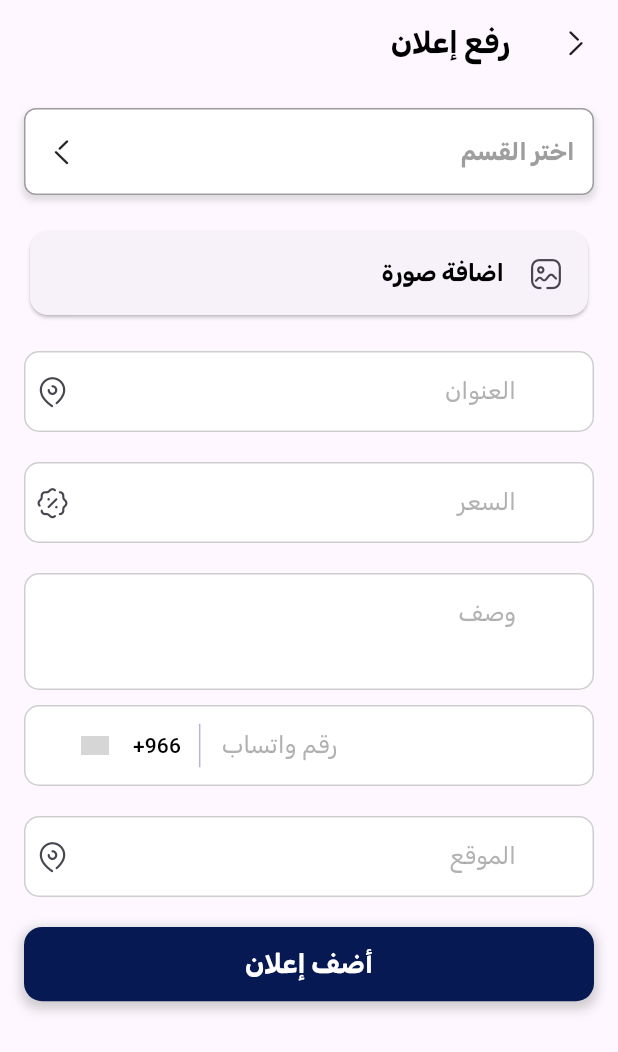
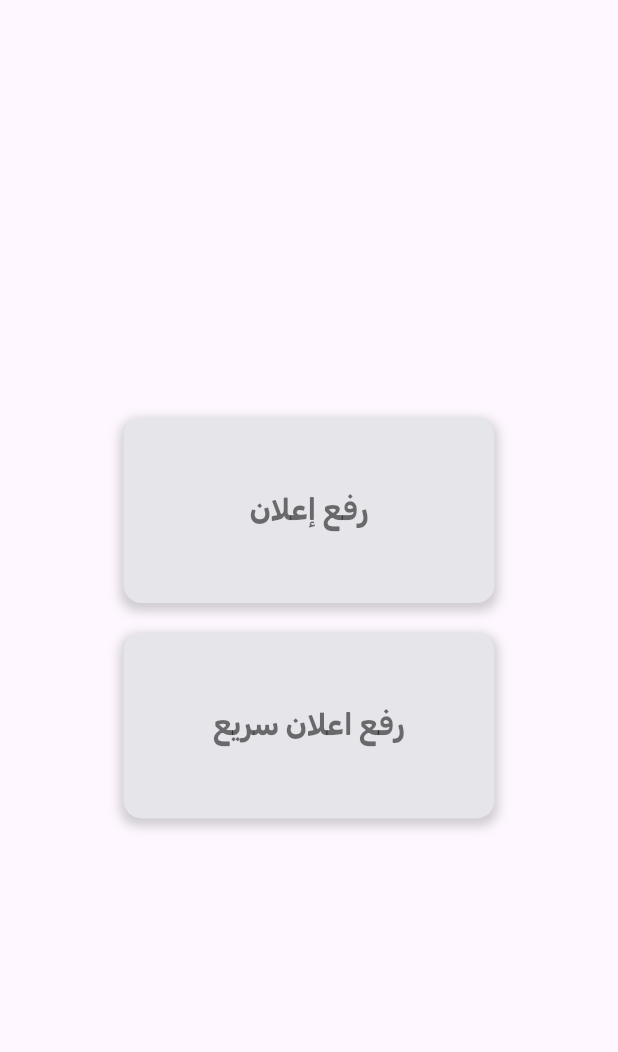
Before and after one commit to ibrahim-atef/sell-buy-app, a Flutter app: the MainLayoutScreen screen opened by its route, item 3 of the bottom bar chosen, on a phone screen of 412 x 824 dp. Shown: the top 1052 px of the screen. Run offline on Flutter 3.47's test engine with Material 3 defaults, Android fonts, the phone set to English and light mode, and no system bars; drawn by our look-alikes of country_code_picker; our stand-ins replace cloud_firestore, firebase_auth, firebase_core, firebase_messaging, firebase_storage, flutter_svg and 6 more; accounts and stored records are empty; grey boxes are pictures that could not be loaded.

Commit message:
maintain collection routes and its docs  and create  create_comercial_ad_screen

```diff
--- a/lib/Controllers/create_ad_controller.dart
+++ b/lib/Controllers/create_ad_controller.dart
@@ -221,7 +221,7 @@ class CreateAdController extends GetxController {
       }
       // Upload the ad to Firestore
       await FirebaseFirestore.instance
-          .collection(selectedCategoryId!)
+          .collection(selectedCategoryId!).doc(usersAddsCollectionKey).collection(usersAddsCollectionKey)
           .doc(ad.id)
           .set(ad.toJson());
 
--- a/lib/Controllers/home_controller.dart
+++ b/lib/Controllers/home_controller.dart
@@ -74,7 +74,7 @@ class HomeController extends GetxController {
       // Assuming you have a collection for ads per category
       final adsSnapshot = await FirebaseFirestore.instance
           .collection(
-              categoryId) // Adjust 'ads' if the sub-collection name is different
+              categoryId).doc(usersAddsCollectionKey).collection(usersAddsCollectionKey) // Adjust 'ads' if the sub-collection name is different
           .get();
 
       // Loop through ads in the snapshot
--- a/lib/Controllers/main_layout_controller.dart
+++ b/lib/Controllers/main_layout_controller.dart
@@ -9,6 +9,7 @@ import '../../View/Screens/MainLayoutScreens/Commercial/commercial_screen.dart';
 import '../../View/Screens/MainLayoutScreens/Profile/profile_screen.dart';
 import '../Routes/routes.dart';
 import '../Utilities/my_strings.dart';
+import '../View/Screens/MainLayoutScreens/CreateAd/select_type_of_screen.dart';
 
 class MainLayoutController extends GetxController {
   int currentIndex = 0;
@@ -17,7 +18,7 @@ class MainLayoutController extends GetxController {
   final List<Widget> children = [
     HomeScreen(),
     SearchScreen(),
-    CreateAdScreen(),
+    SelectTypeOfAdScreen(),
     CommercialScreen(),
     ProfileScreen(),
   ];
@@ -28,7 +29,7 @@ class MainLayoutController extends GetxController {
       if (authValue == null) {
         Get.toNamed(Routes.LoginScreen,);
       } else {
-        Get.toNamed(Routes.CreateAdScreen);
+        Get.toNamed(Routes.selectTypeOfAdScreen);
         update();
       }
     } else {
--- a/lib/Language/ar.dart
+++ b/lib/Language/ar.dart
@@ -251,4 +251,6 @@ const Map<String, String> ar = {
   "There's no internet connection": "لا يوجد اتصال بالانترنت",
   "try again":  'حاول مرة أخرى',
   "call us": "اتصل بنا",
+"Create Commercials Ad" : "رفع اعلان سريع",
+
 };
--- a/lib/Routes/routes.dart
+++ b/lib/Routes/routes.dart
@@ -4,6 +4,7 @@ import 'package:sell_buy/View/Screens/Authentication/login_screen.dart';
 
 import '../View/Screens/Authentication/register_screen.dart';
 import '../View/Screens/MainLayoutScreens/CreateAd/category_selection_screen.dart';
+import '../View/Screens/MainLayoutScreens/CreateAd/select_type_of_screen.dart';
 import '../View/Screens/MainLayoutScreens/Home/home_screen.dart';
 import '../View/Screens/MainLayoutScreens/Profile/edit_profile_screen.dart';
 import '../View/Screens/MainLayoutScreens/Search/search_screen.dart';
@@ -52,9 +53,13 @@ class AppRoutes {
     GetPage(
       name: Routes.EditProfileScreen,
       page: () => EditProfileScreen(),
-    ),    GetPage(
+    ),
+    GetPage(
       name: Routes.noInternetScreen,
       page: () => NoInternetScreen(),
+    ),  GetPage(
+      name: Routes.selectTypeOfAdScreen,
+      page: () => SelectTypeOfAdScreen(),
     ),
   ];
 }
@@ -72,4 +77,5 @@ class Routes {
   static const CategorySelectionScreen = "/CategorySelectionScreen";
   static const EditProfileScreen = "/EditProfileScreen";
   static const noInternetScreen = "/NoInternetScreen";
+  static const selectTypeOfAdScreen = "/SelectTypeOfAdScreen";
 }
--- a/lib/Services/firestore_methods.dart
+++ b/lib/Services/firestore_methods.dart
@@ -143,7 +143,7 @@ class FireStoreMethods {
 
     try {
       await FirebaseFirestore.instance
-          .collection(categoryCollection)
+          .collection(categoryCollection).doc(usersAddsCollectionKey).collection(usersAddsCollectionKey)
           .doc(adId)
           .collection(viewsCollectionKey)
           .doc(uid)
@@ -158,7 +158,7 @@ class FireStoreMethods {
       {required String adId, required String categoryCollection}) async {
     try {
       QuerySnapshot? snapshot = await FirebaseFirestore.instance
-          .collection(categoryCollection)
+          .collection(categoryCollection).doc(usersAddsCollectionKey).collection(usersAddsCollectionKey)
           .doc(adId)
           .collection(viewsCollectionKey)
           .get();
--- /dev/null
+++ b/lib/View/Screens/MainLayoutScreens/CreateAd/create_comercial_ad_screen.dart
@@ -0,0 +1 @@
+///Todo : create this screen and take care of collection and docs routs  on firebase .doc(usersAddsCollectionKey).collection(usersAddsCollectionKey) and views
--- /dev/null
+++ b/lib/View/Screens/MainLayoutScreens/CreateAd/select_type_of_screen.dart
@@ -0,0 +1,50 @@
+import 'package:flutter/material.dart';
+import 'package:get/get.dart';
+import 'package:sell_buy/Routes/routes.dart';
+import 'package:sell_buy/Utilities/themes.dart';
+import 'package:sell_buy/View/Widgets/utilities_widgets/button_component.dart';
+import 'package:sell_buy/View/Widgets/utilities_widgets/text_Component.dart';
+
+class SelectTypeOfAdScreen extends StatelessWidget {
+  const SelectTypeOfAdScreen({super.key});
+
+  @override
+  Widget build(BuildContext context) {
+    return Scaffold(
+      body: SizedBox(
+        width: Get.width,
+        child: Column(
+          mainAxisAlignment: MainAxisAlignment.center,
+          crossAxisAlignment: CrossAxisAlignment.center,
+          children: [
+            ButtonComponent(
+              onPressed: () {Get.toNamed(Routes.CreateAdScreen);},
+              text: TextComponent(
+                  text: "Create Ad".tr,
+                  size: 20,
+                  color: Colors.black54,
+                  fontWeight: FontWeight.bold),
+              width: Get.width * .6,
+              backgroundColor: baseColorShimmer,
+              h:  Get.width * .3,
+            ),
+            const SizedBox(
+              height: 20,
+            ),
+            ButtonComponent(
+              onPressed: () {},
+              text: TextComponent(
+                  text: "Create Commercials Ad".tr,
+                  size: 20,
+                  color: Colors.black54,
+                  fontWeight: FontWeight.bold),
+              width: Get.width * .6,
+              h:  Get.width * .3,
+              backgroundColor: baseColorShimmer,
+            ),
+          ],
+        ),
+      ),
+    );
+  }
+}
--- a/lib/View/Screens/MainLayoutScreens/main_layout_screen.dart
+++ b/lib/View/Screens/MainLayoutScreens/main_layout_screen.dart
@@ -5,6 +5,7 @@ import 'package:sell_buy/View/Widgets/SearchBar/search_bar_widget.dart';
 
 import '../../../Utilities/icons.dart';
 import '../../../Utilities/themes.dart';
+import 'CreateAd/select_type_of_screen.dart';
 import 'Home/home_screen.dart';
 import 'Search/search_screen.dart';
 import 'CreateAd/create_ad_screen.dart';
@@ -16,7 +17,7 @@ class MainLayoutScreen extends StatelessWidget {
   final List<Widget> _children = [
     HomeScreen(),
     SearchScreen(),
-    CreateAdScreen(),
+    SelectTypeOfAdScreen(),
     CommercialScreen(),
     ProfileScreen(),
   ];
```
Also changed, not shown: lib/View/Screens/MainLayoutScreens/Home/components/gridview_component.dart (+9 -6 lines), lib/View/Widgets/utilities_widgets/custom_loader_component.dart (+8 -3 lines).
